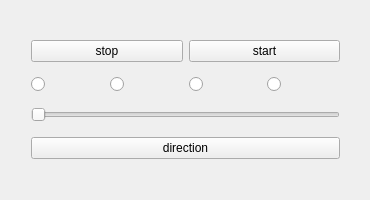
Qt form gui.ui (Felix2711/lauflicht) before a commit.
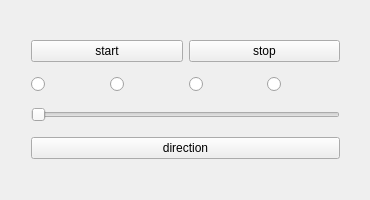
The same form after that commit.

The edit to the form file:
```diff
--- a/gui.ui
+++ b/gui.ui
@@ -25,13 +25,6 @@
    <layout class="QVBoxLayout" name="verticalLayout">
     <item>
      <layout class="QHBoxLayout" name="horizontalLayout_2">
-      <item>
-       <widget class="QPushButton" name="stopButton">
-        <property name="text">
-         <string>stop</string>
-        </property>
-       </widget>
-      </item>
       <item>
        <widget class="QPushButton" name="startButton">
         <property name="text">
@@ -39,28 +32,40 @@
         </property>
        </widget>
       </item>
+      <item>
+       <widget class="QPushButton" name="stopButton">
+        <property name="text">
+         <string>stop</string>
+        </property>
+       </widget>
+      </item>
      </layout>
     </item>
     <item>
-     <layout class="QHBoxLayout" name="horizontalLayout">
-      <item>
-       <widget class="QRadioButton" name="led1">
-        <property name="text">
-         <string/>
-        </property>
-       </widget>
-      </item>
-      <item>
-       <widget class="QRadioButton" name="led3">
-        <property name="text">
-         <string/>
-        </property>
-       </widget>
-      </item>
+     <layout class="QHBoxLayout" name="ledBox">
       <item>
        <widget class="QRadioButton" name="led0">
+        <property name="enabled">
+         <bool>true</bool>
+        </property>
         <property name="text">
          <string/>
+        </property>
+        <property name="checkable">
+         <bool>true</bool>
+        </property>
+        <property name="checked">
+         <bool>false</bool>
+        </property>
+       </widget>
+      </item>
+      <item>
+       <widget class="QRadioButton" name="led1">
+        <property name="text">
+         <string/>
+        </property>
+        <property name="checkable">
+         <bool>true</bool>
         </property>
        </widget>
       </item>
@@ -69,6 +74,19 @@
         <property name="text">
          <string/>
         </property>
+        <property name="checkable">
+         <bool>true</bool>
+        </property>
+       </widget>
+      </item>
+      <item>
+       <widget class="QRadioButton" name="led3">
+        <property name="text">
+         <string/>
+        </property>
+        <property name="checkable">
+         <bool>true</bool>
+        </property>
        </widget>
       </item>
      </layout>
```
Left out of the diff: 6 changed lines with no effect on the pictures.
